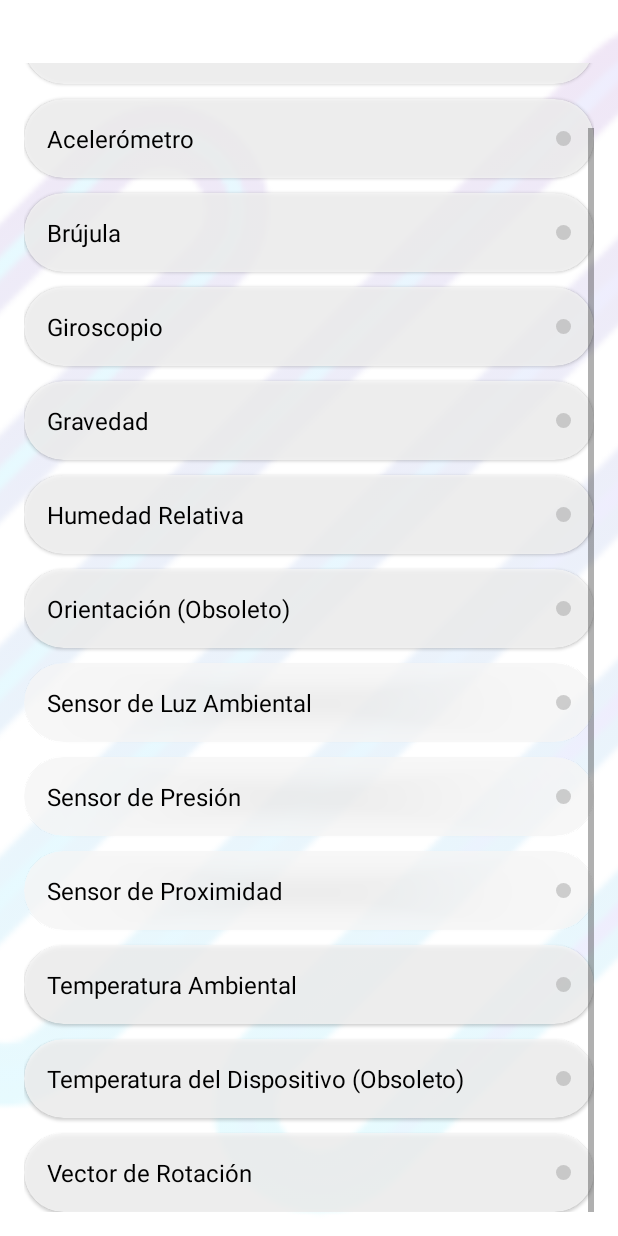
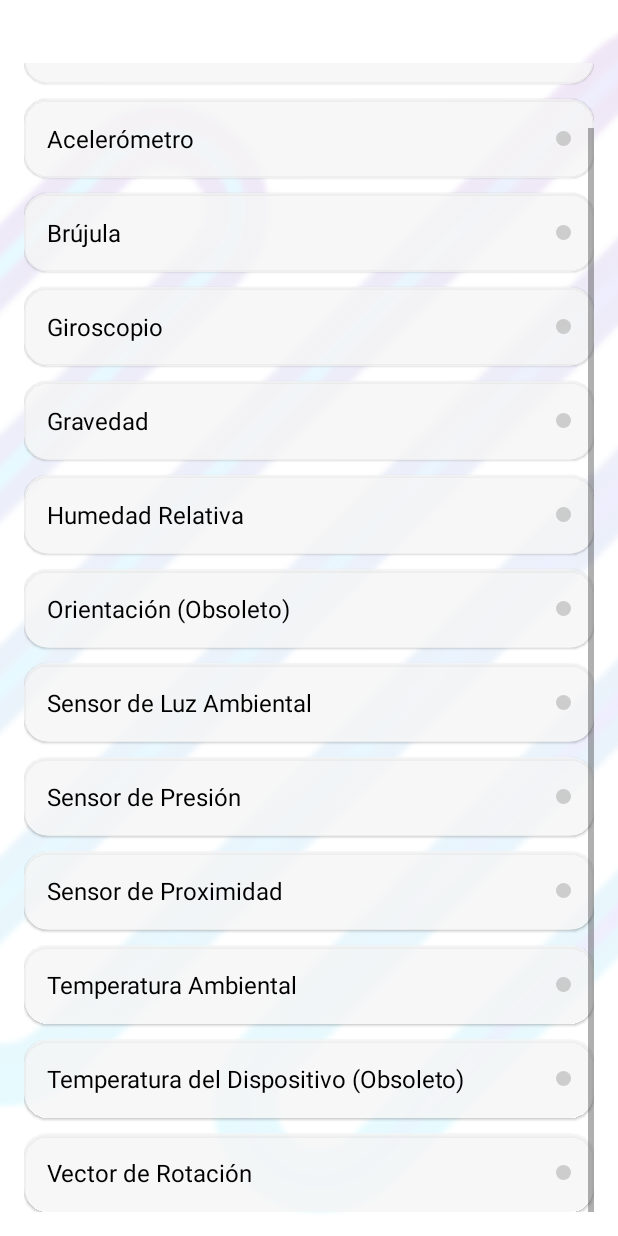
Before and after one commit to darlber/PMDM06, an Android app: the screen it shows after launch (MainActivity), scrolled down 536 dp, on a phone screen of 412 x 824 dp. Run offline under Robolectric (Android 15) with nearby library versions, the phone set to English and light mode, and no system bars.

Commit message:
refactor: Update sensor item layout
This commit updates the layout of the sensor items in the main view.

**Changes:**

*   **Layout Updates:**
    *   Modified `sensor_item.xml` to:
        *   Reduce the `cardCornerRadius` from 80dp to 16dp to make it less rounded.

```diff
--- a/app/src/main/res/layout/sensor_item.xml
+++ b/app/src/main/res/layout/sensor_item.xml
@@ -5,7 +5,7 @@
     android:layout_height="wrap_content"
     android:layout_margin="8dp"
     card_view:cardBackgroundColor="@color/cardBackground"
-    card_view:cardCornerRadius="80dp"
+    card_view:cardCornerRadius="16dp"
     card_view:cardElevation="1dp">
 
     <LinearLayout
```
